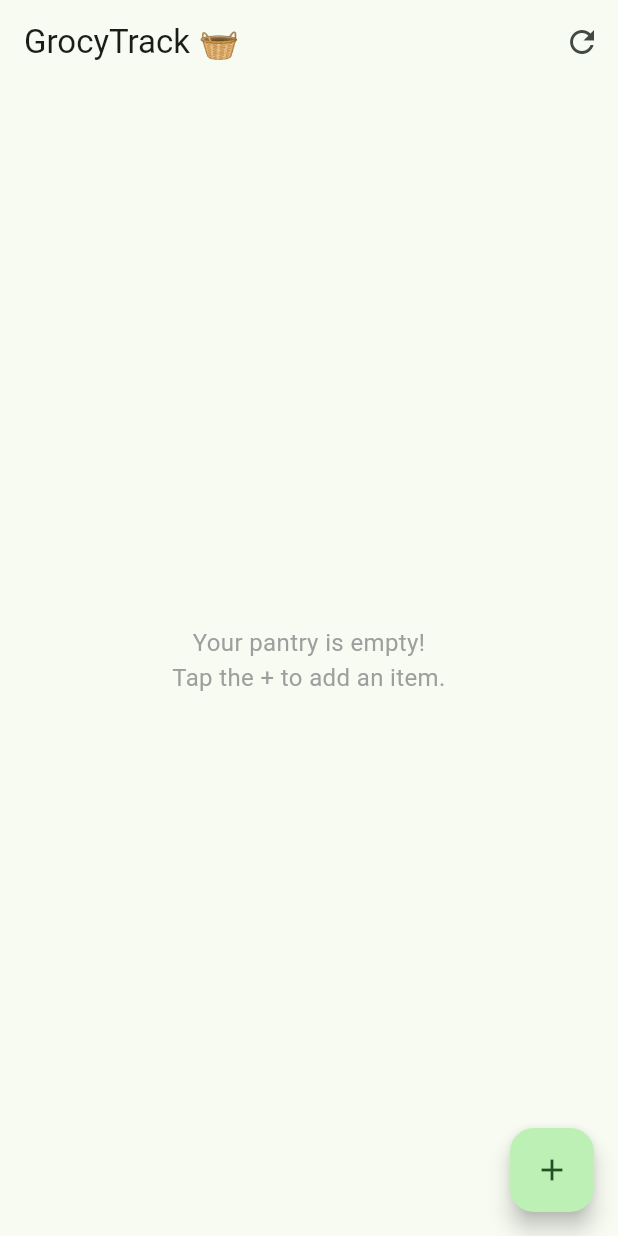
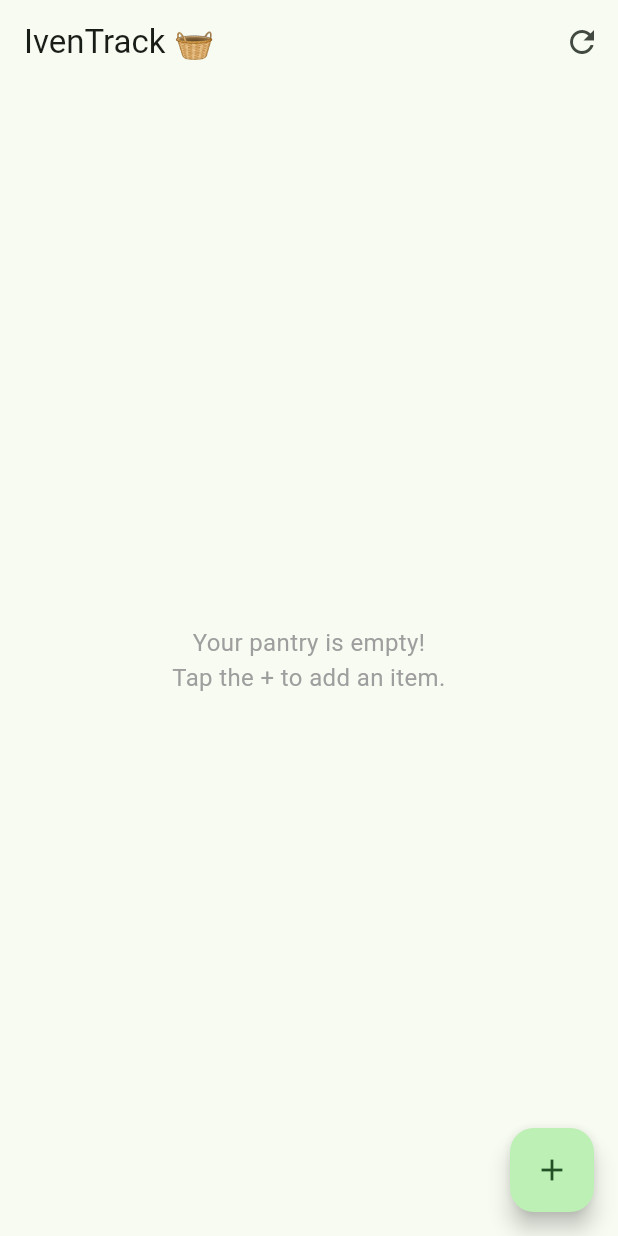
Before and after one commit to ossdaiict/SLoP5.0-InvenTrack, a Flutter app: the screen it shows after launch, on a phone screen of 412 x 824 dp. Run offline on Flutter 3.47's test engine with Material 3 defaults, Android fonts, the phone set to English and light mode, and no system bars; our stand-ins replace flutter_local_notifications, sqflite, timezone; accounts and stored records are empty.

```diff
--- a/lib/screens/home_screen.dart
+++ b/lib/screens/home_screen.dart
@@ -16,7 +16,7 @@ class HomeScreen extends StatelessWidget {
 
     return Scaffold(
       appBar: AppBar(
-        title: const Text('GrocyTrack 🧺'),
+        title: const Text('IvenTrack 🧺'),
         actions: [
           // Optional: A button to refresh the list manually
           IconButton(
```
